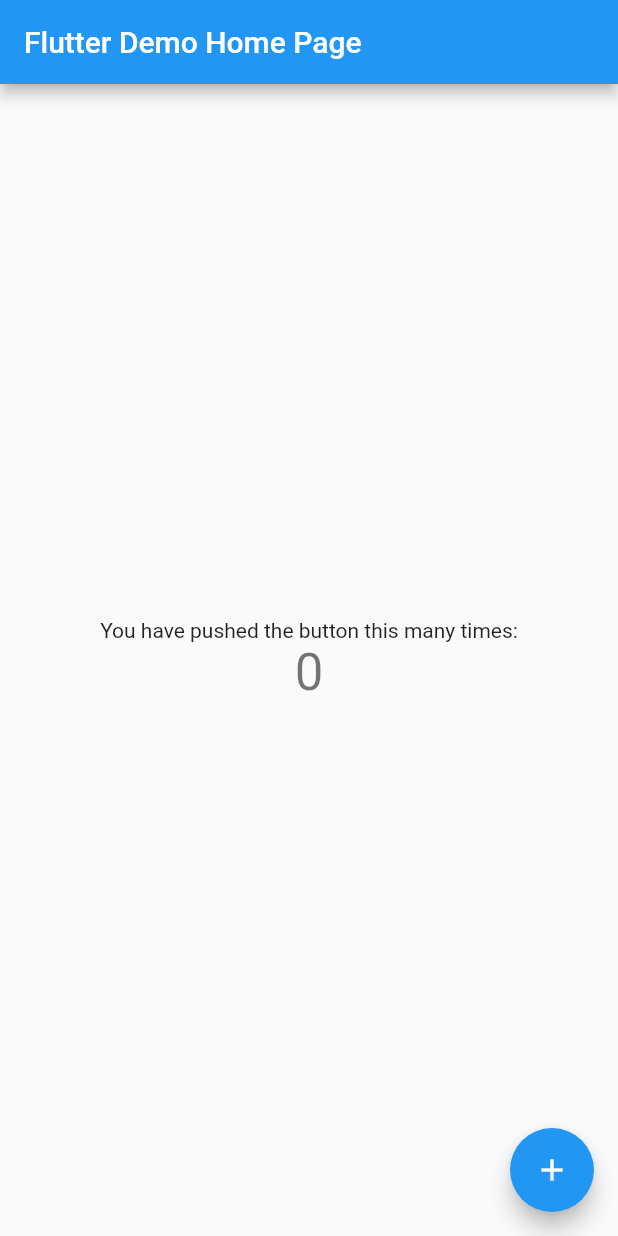
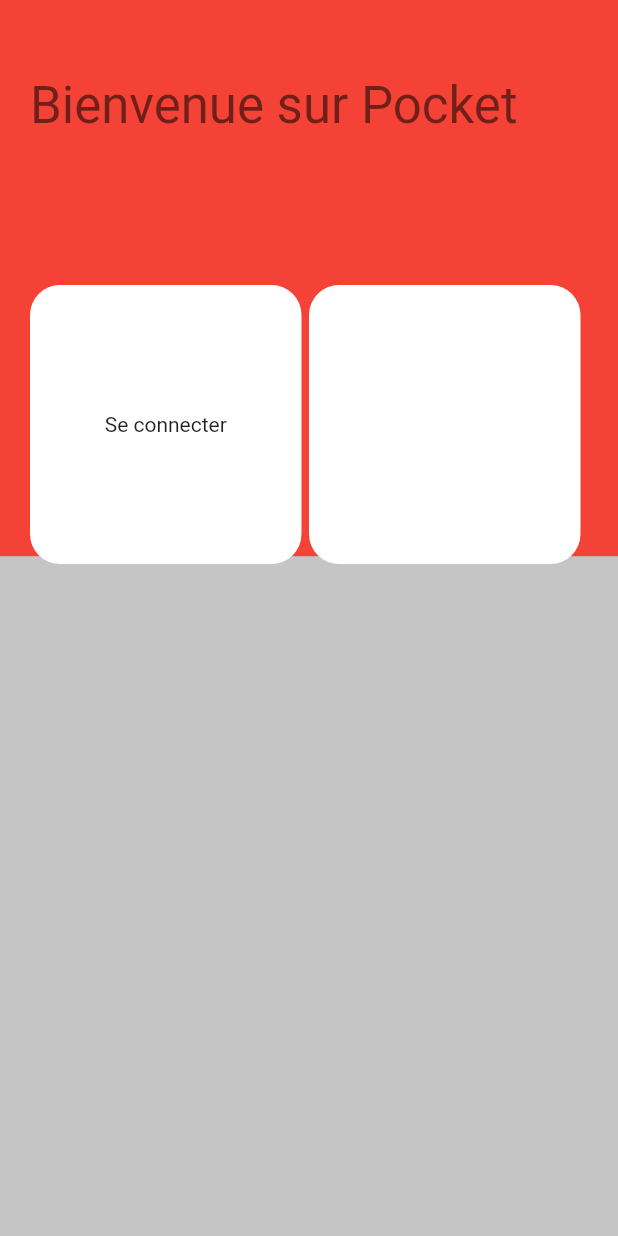
Before and after one commit to mikvrnd/pocket-flutter, a Flutter app: the screen it shows after launch, on a phone screen of 412 x 824 dp. Run offline on Flutter 3.47's test engine with Material 2 defaults, Android fonts, the phone set to English and light mode, and no system bars; our stand-ins replace flutter_secure_storage.

Commit message:
feat home page + login + init http service

```diff
--- /dev/null
+++ b/lib/constants.dart
@@ -0,0 +1,5 @@
+import 'package:flutter/material.dart';
+
+const primaryColor = Color(0xFFF44336);
+const bgLightColor = Color(0xFFC5C5C5);
+const bgDarkColor = Colors.black;
--- /dev/null
+++ b/lib/home.dart
@@ -0,0 +1,66 @@
+import 'package:flutter/material.dart';
+import 'package:pocket_app/constants.dart';
+
+class HomePage extends StatelessWidget {
+
+  // Messages m = Messages();
+  @override
+  Widget build(BuildContext context) {
+    var size = MediaQuery.of(context).size;
+    return Scaffold(
+      body: Stack(
+        children: <Widget>[
+          Container(
+            height: size.height*.45,
+            decoration: BoxDecoration(
+              color: primaryColor
+            ),
+          ),
+          SafeArea(
+            child: Padding(
+              padding: const EdgeInsets.symmetric(horizontal: 20, vertical: 50),
+              child: Column(
+                crossAxisAlignment: CrossAxisAlignment.start,
+                children: <Widget>[
+                  Text(
+                    'Bienvenue sur Pocket',
+                    style: Theme.of(context).textTheme.headline4,
+                  ),
+                  Expanded(
+                    child: GridView.count(
+                      padding: EdgeInsets.only(top: 100),
+                      crossAxisCount: 2,
+                      children: <Widget>[
+                        GestureDetector(
+                          onTap: () => print('se connecter pressed'),
+                          child: Container(
+                            margin: EdgeInsets.only(right: 5),
+                            decoration: BoxDecoration(
+                              color: Colors.white,
+                              borderRadius: BorderRadius.circular(20)
+                            ),
+                            child: Center(child: Text('Se connecter')),
+                          ),
+                        ),
+                        GestureDetector(
+                          onTap: () => print('se connecter pressed'),
+                          child: Container(
+                            margin: EdgeInsets.only(right: 5),
+                            decoration: BoxDecoration(
+                              color: Colors.white,
+                              borderRadius: BorderRadius.circular(20)
+                            ),
+                          ),
+                        ),
+                      ],
+                    ),
+                  ),
+                ],
+              )
+            ),
+          ),
+        ],
+      ),
+    );
+  }
+}
--- /dev/null
+++ b/lib/i18n/spec.i18n.json
@@ -0,0 +1,3 @@
+{
+    "hello": "Test Hello Fucking World"
+}
--- a/lib/main.dart
+++ b/lib/main.dart
@@ -1,113 +1,27 @@
 import 'package:flutter/material.dart';
+import 'package:pocket_app/home.dart';
+import 'constants.dart';
+import 'i18n/spec.g.dart';
 
 void main() {
-  runApp(MyApp());
+  WidgetsFlutterBinding.ensureInitialized(); // add this
+  LocaleSettings.useDeviceLocale(); // and this
+  runApp(Pocket());
 }
 
-class MyApp extends StatelessWidget {
+class Pocket extends StatelessWidget {
   // This widget is the root of your application.
   @override
   Widget build(BuildContext context) {
     return MaterialApp(
-      title: 'Flutter Demo',
+      debugShowCheckedModeBanner: false,
+      title: 'Pocket',
       theme: ThemeData(
-        // This is the theme of your application.
-        //
-        // Try running your application with "flutter run". You'll see the
-        // application has a blue toolbar. Then, without quitting the app, try
-        // changing the primarySwatch below to Colors.green and then invoke
-        // "hot reload" (press "r" in the console where you ran "flutter run",
-        // or simply save your changes to "hot reload" in a Flutter IDE).
-        // Notice that the counter didn't reset back to zero; the application
-        // is not restarted.
-        primarySwatch: Colors.blue,
+        primarySwatch: Colors.orange,
+        scaffoldBackgroundColor: bgLightColor,
       ),
-      home: MyHomePage(title: 'Flutter Demo Home Page'),
+      darkTheme: ThemeData.dark(),
+      home: HomePage(),
     );
   }
 }
-
-class MyHomePage extends StatefulWidget {
-  MyHomePage({Key? key, required this.title}) : super(key: key);
-
-  // This widget is the home page of your application. It is stateful, meaning
-  // that it has a State object (defined below) that contains fields that affect
-  // how it looks.
-
-  // This class is the configuration for the state. It holds the values (in this
-  // case the title) provided by the parent (in this case the App widget) and
-  // used by the build method of the State. Fields in a Widget subclass are
-  // always marked "final".
-
-  final String title;
-
-  @override
-  _MyHomePageState createState() => _MyHomePageState();
-}
-
-class _MyHomePageState extends State<MyHomePage> {
-  int _counter = 0;
-
-  void _incrementCounter() {
-    setState(() {
-      // This call to setState tells the Flutter framework that something has
-      // changed in this State, which causes it to rerun the build method below
-      // so that the display can reflect the updated values. If we changed
-      // _counter without calling setState(), then the build method would not be
-      // called again, and so nothing would appear to happen.
-      _counter++;
-    });
-  }
-
-  @override
-  Widget build(BuildContext context) {
-    // This method is rerun every time setState is called, for instance as done
-    // by the _incrementCounter method above.
-    //
-    // The Flutter framework has been optimized to make rerunning build methods
-    // fast, so that you can just rebuild anything that needs updating rather
-    // than having to individually change instances of widgets.
-    return Scaffold(
-      appBar: AppBar(
-        // Here we take the value from the MyHomePage object that was created by
-        // the App.build method, and use it to set our appbar title.
-        title: Text(widget.title),
-      ),
-      body: Center(
-        // Center is a layout widget. It takes a single child and positions it
-        // in the middle of the parent.
-        child: Column(
-          // Column is also a layout widget. It takes a list of children and
-          // arranges them vertically. By default, it sizes itself to fit its
-          // children horizontally, and tries to be as tall as its parent.
-          //
-          // Invoke "debug painting" (press "p" in the console, choose the
-          // "Toggle Debug Paint" action from the Flutter Inspector in Android
-          // Studio, or the "Toggle Debug Paint" command in Visual Studio Code)
-          // to see the wireframe for each widget.
-          //
-          // Column has various properties to control how it sizes itself and
-          // how it positions its children. Here we use mainAxisAlignment to
-          // center the children vertically; the main axis here is the vertical
-          // axis because Columns are vertical (the cross axis would be
-          // horizontal).
-          mainAxisAlignment: MainAxisAlignment.center,
-          children: <Widget>[
-            Text(
-              'You have pushed the button this many times:',
-            ),
-            Text(
-              '$_counter',
-              style: Theme.of(context).textTheme.headline4,
-            ),
-          ],
-        ),
-      ),
-      floatingActionButton: FloatingActionButton(
-        onPressed: _incrementCounter,
-        tooltip: 'Increment',
-        child: Icon(Icons.add),
-      ), // This trailing comma makes auto-formatting nicer for build methods.
-    );
-  }
-}
--- /dev/null
+++ b/lib/service/constants.service.dart
@@ -0,0 +1,2 @@
+
+const String api_url = 'https://spring-pocket-api.herokuapp.com/api';
--- /dev/null
+++ b/lib/service/login.service.dart
@@ -0,0 +1,21 @@
+import 'package:flutter_secure_storage/flutter_secure_storage.dart';
+import 'package:http/http.dart';
+import 'package:pocket_app/service/constants.service.dart';
+
+class LoginService {
+
+  final storage = FlutterSecureStorage();
+
+  Future<bool> login() async {
+    Response res = await get(Uri.parse(api_url + '/login'));
+
+    if (res.statusCode == 200) {
+      // TODO
+      storage.write(key: 'token', value: 'test');
+      print(res.headers.entries);
+      return true;
+    }
+
+    return false;
+  }
+}
--- /dev/null
+++ b/lib/view/login.dart
@@ -0,0 +1,10 @@
+import 'package:flutter/material.dart';
+
+class LoginPage extends StatelessWidget {
+
+  @override
+  Widget build(BuildContext context) {
+    return Text('test');
+  }
+
+}
```
Also changed, not shown: pubspec.yaml (+13 -13 lines), assets/fonts/Cairo-Black.ttf (added), assets/fonts/Cairo-Bold.ttf (added), assets/fonts/Cairo-ExtraLight.ttf (added), assets/fonts/Cairo-Light.ttf (added), assets/fonts/Cairo-Regular.ttf (added), assets/fonts/Cairo-SemiBold.ttf (added), lib/i18n/spec.g.dart (added), pubspec.lock, 4 other files.
